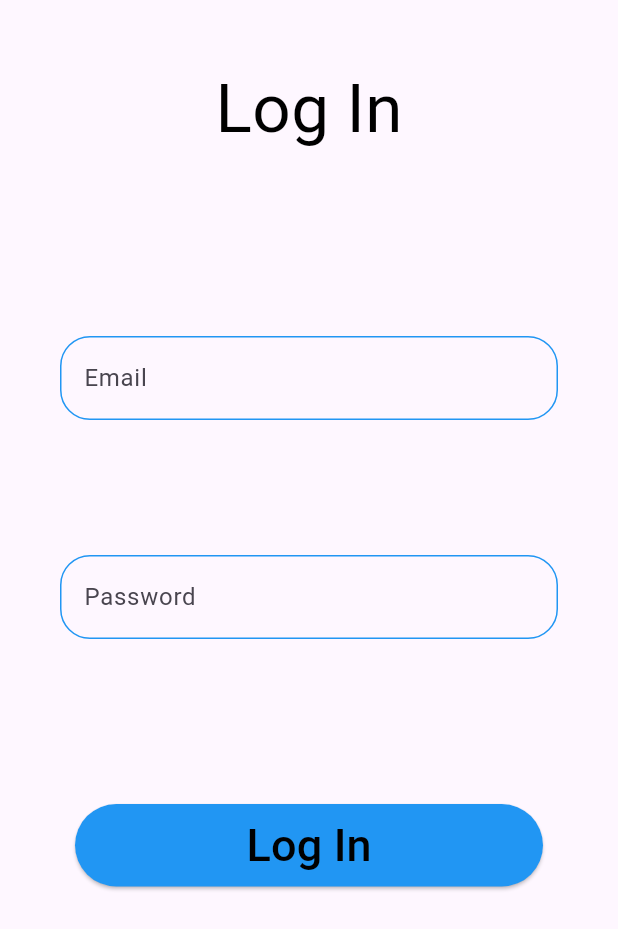
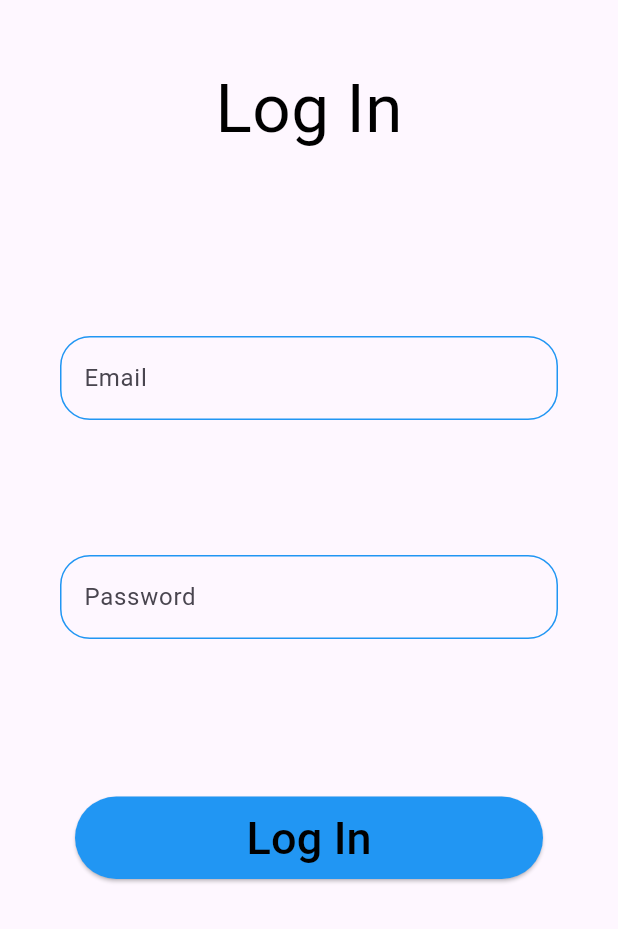
Before and after one commit to asiripr/simple-login-screen, a Flutter app: the screen it shows after launch, on a phone screen of 412 x 824 dp. Shown: the top 929 px of the screen. Run offline on Flutter 3.47's test engine with Material 3 defaults, Android fonts, the phone set to English and light mode, and no system bars; our stand-ins replace google_fonts.

Commit message:
edited gap between button and password

```diff
--- a/lib/main.dart
+++ b/lib/main.dart
@@ -70,7 +70,7 @@ class MainApp extends StatelessWidget {
                 ),
               ),
               const SizedBox(
-                height: 20,
+                height: 15,
               ),
               Padding(
                 padding: const EdgeInsets.all(50.0),
```
